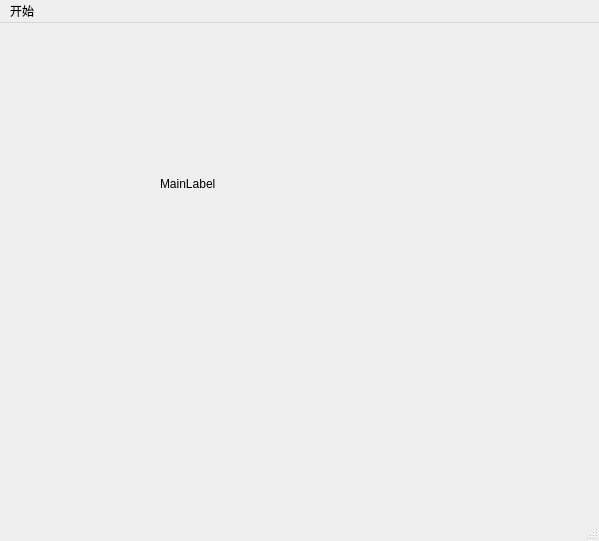
The window that KvImage/KvImage.ui (WHULS/KvImage) describes before a commit, drawn with Qt 5.
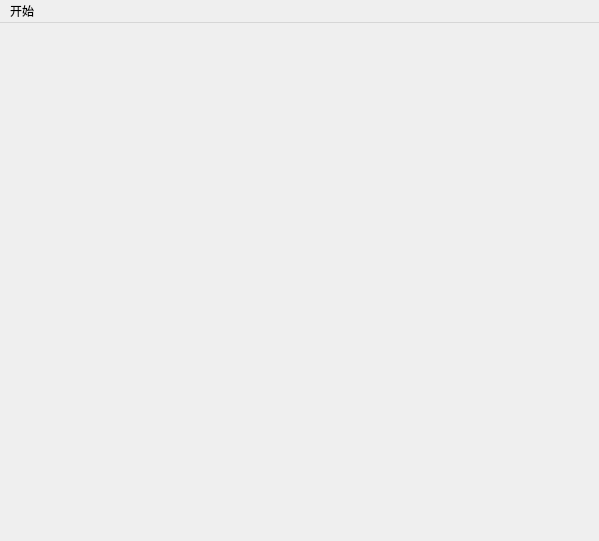
The same window after the commit.

What changed in the file:
```diff
--- a/KvImage/KvImage.ui
+++ b/KvImage/KvImage.ui
@@ -13,21 +13,7 @@
   <property name="windowTitle">
    <string>KvImage</string>
   </property>
-  <widget class="QWidget" name="centralWidget">
-   <widget class="QLabel" name="main_label">
-    <property name="geometry">
-     <rect>
-      <x>160</x>
-      <y>110</y>
-      <width>151</width>
-      <height>101</height>
-     </rect>
-    </property>
-    <property name="text">
-     <string>MainLabel</string>
-    </property>
-   </widget>
-  </widget>
+  <widget class="QWidget" name="centralWidget"/>
   <widget class="QMenuBar" name="menuBar">
    <property name="geometry">
     <rect>
@@ -47,7 +33,6 @@
    </widget>
    <addaction name="menu"/>
   </widget>
-  <widget class="QStatusBar" name="statusBar"/>
   <action name="action_open_image">
    <property name="text">
     <string>打开图像</string>
```
Left out of the diff: 9 changed lines with no effect on the pictures.
